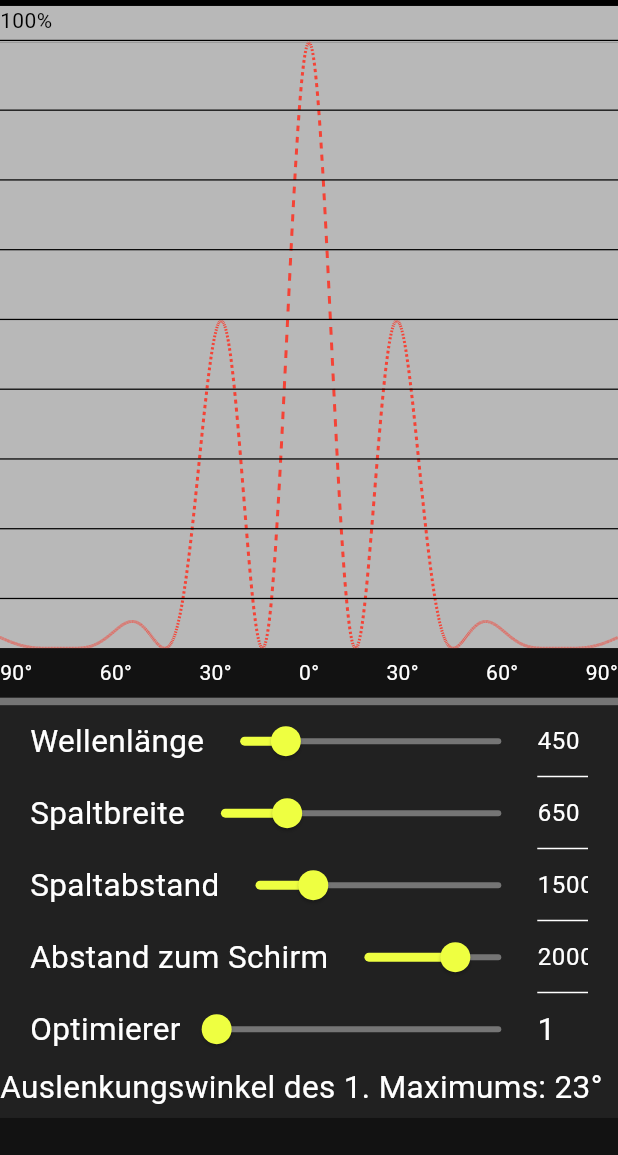
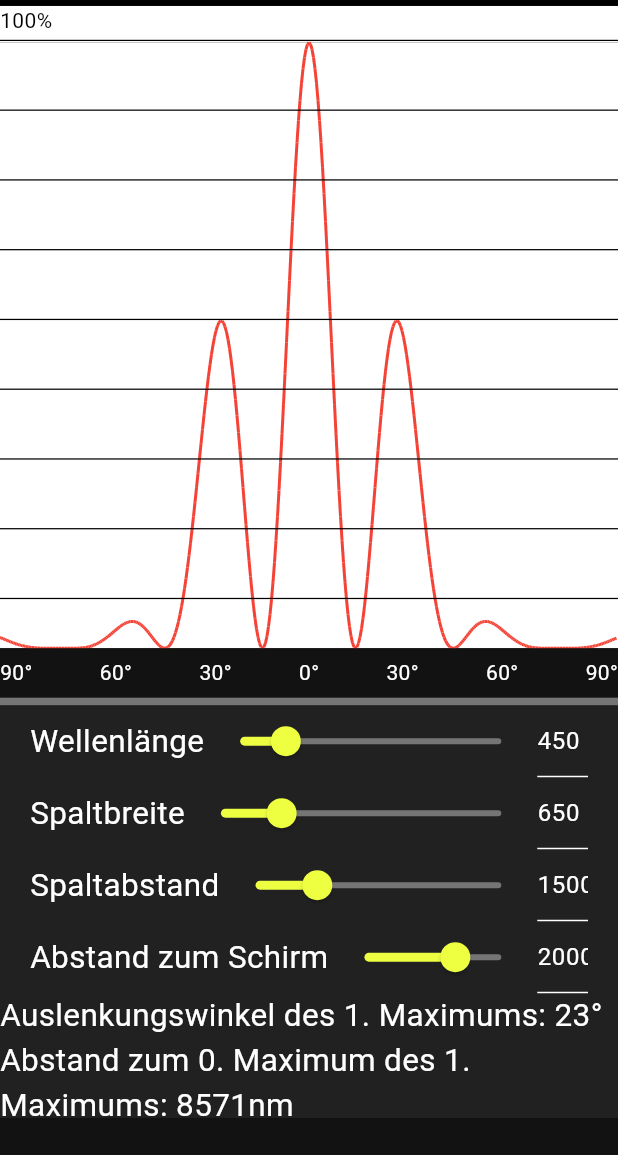
Before and after one commit to FerdiGlitz/physik_facharbeit, a Flutter app: the screen it shows after launch, swiped to page 3, on a phone screen of 412 x 824 dp, the part 81-1236 px from its top. Run offline on Flutter 3.47's test engine with Material 3 defaults, Android fonts, the phone set to English and light mode, and no system bars.

Commit message:
- general bugfix

```diff
--- a/lib/main.dart
+++ b/lib/main.dart
@@ -32,7 +32,25 @@
   State<MyHomePage> createState() => _MyHomePageState();
 }
 
-class _MyHomePageState extends State<MyHomePage> {
+class _MyHomePageState extends State<MyHomePage> with WidgetsBindingObserver {
+
+  late double screenHeight = MediaQuery.of(context).size.height;
+  late double screenWidth = MediaQuery.of(context).size.width;
+
+  @override
+  void initState() {
+    super.initState();
+    WidgetsBinding.instance.addObserver(this);
+  }
+
+  @override
+  void didChangeMetrics() {
+    setState(() {
+      screenHeight = MediaQuery.of(context).size.height;
+      screenWidth = MediaQuery.of(context).size.width;
+    });
+  }
+
   @override
   Widget build(BuildContext context) {
     return Scaffold(
@@ -54,8 +72,8 @@
         child: Column(
           children: [
             SimUI(
-              height: MediaQuery.of(context).size.height,
-              width: MediaQuery.of(context).size.width,
+              height: screenHeight,
+              width: screenWidth,
             ),
           ],
         ),
--- a/lib/painters/graph_painter.dart
+++ b/lib/painters/graph_painter.dart
@@ -14,10 +14,12 @@
     paint.color = Colors.red;
     paint.strokeWidth = 2;
     paint.style = PaintingStyle.stroke;
-    for (double i = -size.width / 2; i < size.width / 2; i += 0.5) {
+    ///vermeidet doppelte Berechnung von Punkten
+    Offset tempPoint = Offset(-size.width / 2 + size.width / 2, size.height - (functionX((-size.width / 2) * (2 / size.width)) * (1/max) * size.height));
+    for (double i = -size.width / 2 + 1; i < size.width / 2; i++) {
       Offset point = Offset(i + size.width / 2, size.height - (functionX(i * (2 / size.width)) * (1/max) * size.height));
-      Offset point2 = Offset(i + 0.25 + size.width / 2, size.height - (functionX((i + 0.25) * (2 / size.width)) * (1/max) * size.height));
-      canvas.drawLine(point, point2, paint);
+      canvas.drawLine(tempPoint, point, paint);
+      tempPoint = point;
     }
   }
 
--- a/lib/settings/settings.dart
+++ b/lib/settings/settings.dart
@@ -37,7 +37,7 @@
                 onPressed: () => showLicensePage(
                   context: context,
                   applicationName: "Facharbeit von Ferdinand Glitz",
-                  applicationVersion: '0.1',
+                  applicationVersion: '1.0',
                   applicationIcon: Padding(
                     padding: const EdgeInsets.all(8),
                     child: Image.asset('icon/icon.png', width: 48, height: 48,),
--- a/lib/sim_calculator.dart
+++ b/lib/sim_calculator.dart
@@ -3,7 +3,6 @@
 import 'package:flutter/animation.dart';
 import 'package:flutter/cupertino.dart';
 import 'package:physik_facharbeit/lines/intensity_line.dart';
-import 'package:physik_facharbeit/sim_result_view.dart';
 import 'lines/line.dart';
 
 class SimCalculator {
@@ -44,26 +43,28 @@
     ///! = 0 da f(0) == unendlich
     double maxIntensity = calculateIntensity(0.000000001);
 
-    List<IntensityLine> lines = [
+    List<IntensityLine> lines = [];
+
+    if (0 < spaltbreite) {
+      lines.add(
         IntensityLine(
           lineStart: Offset(width / 2, 0),
           lineEnd: Offset(width / 2, height),
           intensity: maxIntensity
         ),
-    ];
+      );
 
-    for (int i = 1; i < width / 2; i += SimResultView.optimizer) {
-      for (int j = 0; j < SimResultView.optimizer; j++) {
+      for (int i = 1; i < width / 2; i++) {
         lines.addAll (
             [
               IntensityLine(
-                  lineStart: Offset(width / 2 - i + j, 0),
-                  lineEnd: Offset(width / 2 - i + j, height),
+                  lineStart: Offset(width / 2 - i, 0),
+                  lineEnd: Offset(width / 2 - i, height),
                   intensity: calculateIntensity(i * (1 / (width / 2))) * (1 / maxIntensity)
               ),
               IntensityLine(
-                  lineStart: Offset(width / 2 + i - j, 0),
-                  lineEnd: Offset(width / 2 + i - j, height),
+                  lineStart: Offset(width / 2 + i, 0),
+                  lineEnd: Offset(width / 2 + i, height),
                   intensity: calculateIntensity(i * (1 / (width / 2))) * (1 / maxIntensity)
               ),
             ]
@@ -132,12 +133,14 @@
   ///Berechnet alle Linien für die vorhandenen Maxima
   List<Line> maximaBerechnen() {
     List<Line> lines = [];
+    if (0 < spaltbreite) {
       for (int i = 0; i < anzahlMaximaBerechnen(); i++) {
         lines.addAll(
             calculateLine(
                 k: i
             )
         );
+      }
     }
     return lines;
   }
--- a/lib/sim_graph_view.dart
+++ b/lib/sim_graph_view.dart
@@ -1,14 +1,9 @@
-import 'package:flutter/cupertino.dart';
 import 'package:flutter/material.dart';
-import 'package:flutter/widgets.dart';
 import 'package:physik_facharbeit/painters/graph_painter.dart';
 import 'package:physik_facharbeit/sim_calculator.dart';
 
 class SimGraphView extends StatefulWidget {
   final SimCalculator simCalculator;
-
-  ///optimiert die Berechnung des Schirmbildes durch auslassungen
-  static int optimizer = 1;
 
   const SimGraphView({
     Key? key,
@@ -20,7 +15,7 @@
 }
 
 class _SimGraphViewState extends State<SimGraphView> {
-  Color hintergrundFarbe = Colors.white70;
+  Color hintergrundFarbe = Colors.white;
 
   @override
   Widget build(BuildContext context) {
@@ -76,6 +71,7 @@
         SizedBox(
           height: widget.simCalculator.height * 0.51,
           child: ListView.builder(
+            physics: const NeverScrollableScrollPhysics(),
             itemCount: 10,
             itemBuilder: (BuildContext context, int index) {
               return Container(
--- a/lib/sim_result_view.dart
+++ b/lib/sim_result_view.dart
@@ -4,9 +4,6 @@
 
 class SimResultView extends StatefulWidget {
   final SimCalculator simCalculator;
-
-  ///optimiert die Berechnung des Schirmbildes durch auslassungen
-  static int optimizer = 1;
 
   const SimResultView({
     Key? key,
@@ -18,7 +15,7 @@
 }
 
 class _SimResultViewState extends State<SimResultView> {
-  Color hintergrundFarbe = Colors.white70;
+  Color hintergrundFarbe = Colors.white;
 
   @override
   Widget build(BuildContext context) {
--- a/lib/sim_top_view.dart
+++ b/lib/sim_top_view.dart
@@ -17,7 +17,7 @@
 
 class _SimTopViewState extends State<SimTopView> {
   Color aufbauFarbe = Colors.black;
-  Color hintergrundFarbe = Colors.white70;
+  Color hintergrundFarbe = Colors.white;
 
   late List<Line> resultLines = [
     Line(lineStart: widget.simCalculator.resultLineStart(), lineEnd: nulltesMaximumLineTarget()),
@@ -31,7 +31,7 @@
   @override
   Widget build(BuildContext context) {
     return Container(
-      color: hintergrundFarbe.withOpacity(1),
+      color: hintergrundFarbe,
       child: Stack(children: [
         Row(
           children: [
--- a/lib/sim_ui.dart
+++ b/lib/sim_ui.dart
@@ -1,4 +1,3 @@
-import 'package:flutter/cupertino.dart';
 import 'package:flutter/material.dart';
 import 'package:physik_facharbeit/sim_calculator.dart';
 import 'package:physik_facharbeit/sim_graph_view.dart';
@@ -15,7 +14,7 @@
   State<SimUI> createState() => _SimUIState();
 }
 
-class _SimUIState extends State<SimUI> {
+class _SimUIState extends State<SimUI> with WidgetsBindingObserver {
   late SimCalculator simCalculator = SimCalculator(
     height: widget.height,
     width: widget.width,
@@ -34,7 +33,14 @@
   double spaltbreiteMaximum = 4000;
   double spaltabstandMaximum = 5000;
   double abstandZumSensorMaximum = 30000;
-  String optimizer = '1';
+
+  @override
+  void didChangeMetrics() {
+    setState(() {
+      simCalculator.height = MediaQuery.of(context).size.height;
+      simCalculator.width = MediaQuery.of(context).size.width;
+    });
+  }
 
   @override
   void initState() {
@@ -42,7 +48,14 @@
     spaltbreiteController.text = simCalculator.spaltbreite.toInt().toString();
     spaltabstandController.text = simCalculator.spaltabstand.toInt().toString();
     abstandZumSensorController.text = simCalculator.abstandZumSchirm.toInt().toString();
+    WidgetsBinding.instance.addObserver(this);
     super.initState();
+  }
+
+  @override
+  void dispose() {
+    WidgetsBinding.instance.removeObserver(this);
+    super.dispose();
   }
 
   @override
@@ -75,11 +88,10 @@
               ),
               child: ListView(
                 children: [
-                  wellenlaengeSlider(),
-                  spaltbreiteSlider(),
-                  spaltabsstandSlider(),
-                  abstandZumSchirmSlider(),
-                  optimizerSlider(),
+                  _wellenlaengeSlider(),
+                  _spaltbreiteSlider(),
+                  _spaltabsstandSlider(),
+                  _abstandZumSchirmSlider(),
                   Text(
                     'Auslenkungswinkel des 1. Maximums: ${simCalculator.alphaBerechnen(1).round().toString()}°',
                     textScaler: const TextScaler.linear(1.5),
@@ -96,42 +108,7 @@
     );
   }
 
-  Widget optimizerSlider() {
-    return Row(
-      children: [
-        const SizedBox(width: 20,),
-        Expanded(
-          flex: 10,
-          child: Row(
-            children: [
-              const Text('Optimierer', textScaler: TextScaler.linear(1.5),),
-              Expanded(
-                child: Slider (
-                    value: SimResultView.optimizer.toDouble(),
-                    min: 1,
-                    max: 25,
-                    inactiveColor: Colors.grey.shade600,
-                    activeColor: Colors.limeAccent,
-                    onChanged: (value) {
-                      setState(() {
-                        optimizer = value.toInt().toString();
-                        SimResultView.optimizer = value.toInt();
-                      });
-                    }
-                ),
-              ),
-            ],
-          ),
-        ),
-        Expanded(
-          child: Text(optimizer, textScaler: const TextScaler.linear(1.5))
-        ),
-        const SizedBox(width: 20,),
-      ],
-    );
-  }
-
-  Widget spaltbreiteSlider() {
+  Widget _spaltbreiteSlider() {
     return Row(
       children: [
         const SizedBox(width: 20,),
@@ -143,7 +120,7 @@
               Expanded(
                 child: Slider (
                     value: simCalculator.spaltbreite,
-                    max: simCalculator.spaltabstand * 2 - 250,
+                    max: simCalculator.spaltabstand * 2,
                     inactiveColor: Colors.grey.shade600,
                     activeColor: Colors.limeAccent,
                     onChanged: (value) {
@@ -188,7 +165,7 @@
     );
   }
 
-  Widget spaltabsstandSlider() {
+  Widget _spaltabsstandSlider() {
     return Row(
       children: [
         const SizedBox(width: 20,),
@@ -200,7 +177,7 @@
               Expanded(
                 child: Slider (
                     value: simCalculator.spaltabstand,
-                    min: simCalculator.spaltbreite / 2 + 100,
+                    min: simCalculator.spaltbreite / 2,
                     max: 5000,
                     inactiveColor: Colors.grey.shade600,
                     activeColor: Colors.limeAccent,
@@ -246,7 +223,7 @@
     );
   }
 
-  Widget abstandZumSchirmSlider() {
+  Widget _abstandZumSchirmSlider() {
     return Row(
       children: [
         const SizedBox(width: 20,),
@@ -304,7 +281,7 @@
     );
   }
 
-  Widget wellenlaengeSlider() {
+  Widget _wellenlaengeSlider() {
     return Row(
       children: [
         const SizedBox(width: 20,),
--- a/pubspec.yaml
+++ b/pubspec.yaml
@@ -1,5 +1,5 @@
 name: physik_facharbeit
-description: A new Flutter project.
+description: Simulation zum Doppelspaltversuch
 
 publish_to: 'none'
 
```
Lines whose indentation alone changed are shown as unchanged.
